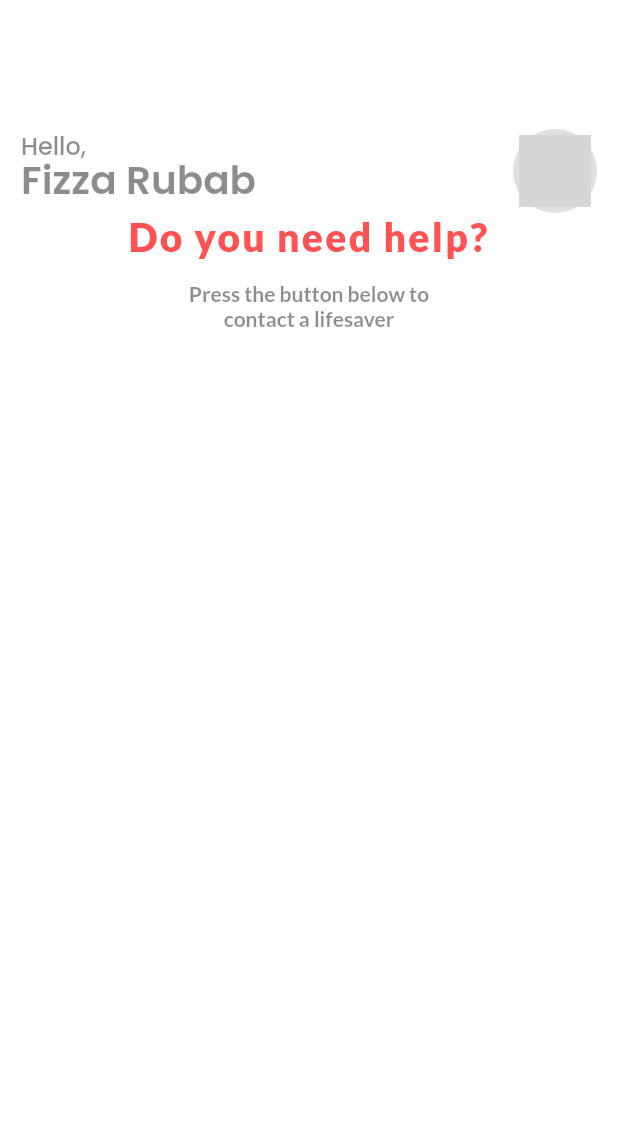
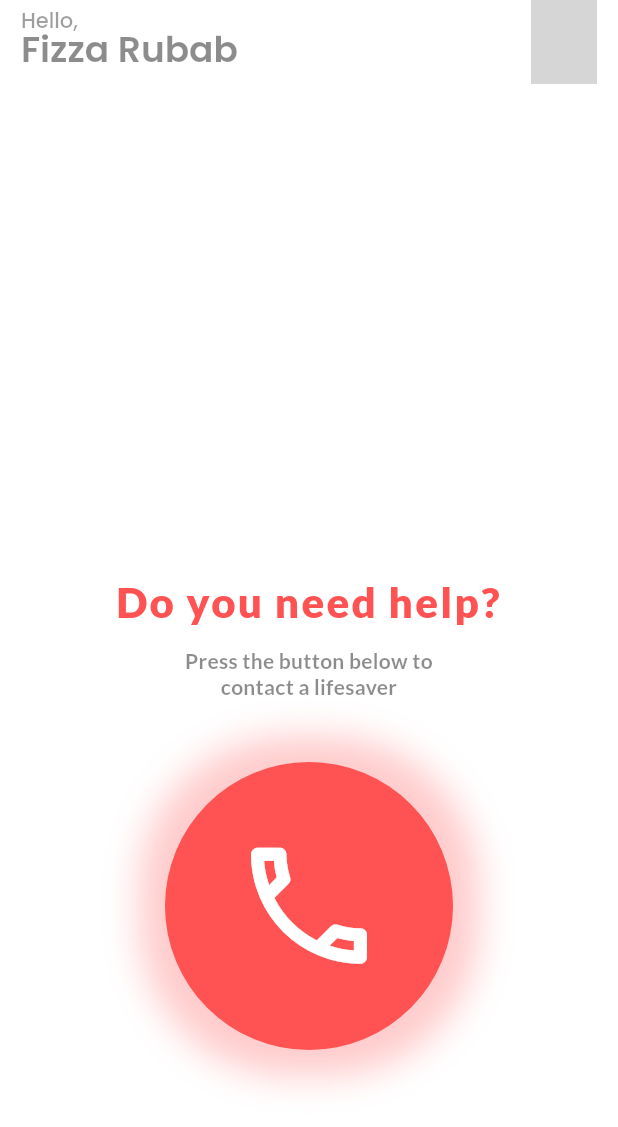
Before and after one commit to Fizza-Rubab/PLSP, a Flutter app: the Login screen opened directly, after a tap on "Login", on a phone screen of 412 x 824 dp. Shown: the top 1127 px of the screen. Run offline on Flutter 3.47's test engine with Material 2 defaults, Android fonts, the phone set to English and light mode, and no system bars; our stand-ins replace geolocator, google_fonts, google_maps_flutter, loading_animation_widget, location and 1 more; missing offline and left inert: dart:ffi, flutter_polyline_points, multi_language_json; accounts and stored records are empty; grey boxes are pictures that could not be loaded.

Commit message:
Tuesday Night Update

```diff
--- a/lib/Home/Citizen_Home.dart
+++ b/lib/Home/Citizen_Home.dart
@@ -1,56 +1,85 @@
+import 'package:flutter/services.dart';
 import 'package:google_fonts/google_fonts.dart';
 import 'package:flutter/material.dart';
 import 'package:google_maps/towards_emergency.dart';
 import '../input_design.dart';
 import '../constants.dart';
 import 'package:flutter/material.dart';
+import '../profile.dart';
 
-class Citizen_Home extends StatelessWidget {
-  const Citizen_Home({super.key});
+class CitizenHome extends StatelessWidget {
+  const CitizenHome({super.key});
 
   @override
   Widget build(BuildContext context) {
     return Scaffold(
-        body: Container(
-            height: double.infinity,
-            width: double.infinity,
-            padding: const EdgeInsets.fromLTRB(14, 86, 14, 14),
-            child: Column(
-              crossAxisAlignment: CrossAxisAlignment.center,
-              children: [
-                Row(
-                  crossAxisAlignment: CrossAxisAlignment.center,
-                  children: [
-                    RichText(
+      appBar: AppBar(
+          titleSpacing: 14,
+          backgroundColor: Colors.transparent,
+          automaticallyImplyLeading: false,
+          elevation: 0,
+          systemOverlayStyle: const SystemUiOverlayStyle(
+            statusBarColor: Colors.transparent,
+            statusBarIconBrightness: Brightness.dark,
+          ),
+          title: RichText(
               text: TextSpan(
                   text: "Hello,\n",
-                            style: GoogleFonts.poppins(fontSize: 16, fontWeight: FontWeight.w500, letterSpacing: 0, color: Colors.black45, height: 1.1),
+                  style: GoogleFonts.poppins(fontSize: 14, fontWeight: FontWeight.w500, letterSpacing: 0, color: Colors.black38, height: 1.1),
                   children: [
                 TextSpan(
                     text: "Fizza Rubab",
-                            style: GoogleFonts.poppins(fontSize: 26, fontWeight: FontWeight.w600, letterSpacing: 0, color: Colors.black45),
-                          )
+                    style: GoogleFonts.poppins(
+                      fontSize: 24,
+                      fontWeight: FontWeight.w600,
+                      letterSpacing: 0,
+                      color: Colors.black45,
+                    ))
               ])),
-                    const Spacer(),
-                    GestureDetector(
-                      onTap: () {},
+          actions: [
+            Padding(
+              padding: const EdgeInsets.symmetric(horizontal: 14),
+              child: GestureDetector(
+                onTap: () {
+                  Navigator.of(context).push(MaterialPageRoute(builder: (context) => const Profile()));
+                },
                 child: const CircleAvatar(
-                        radius: 28,
-                        backgroundColor: Colors.black12,
-                        child: CircleAvatar(
-                          radius: 24,
+                  radius: 22,
                   foregroundImage: AssetImage('assets/images/profileicon.png'),
                 ),
               ),
             )
           ],
           ),
+      body: CitizenHomeBody(),
+    );
+  }
+}
+
+class CitizenHomeBody extends StatefulWidget {
+  const CitizenHomeBody({super.key});
+
+  @override
+  State<CitizenHomeBody> createState() => _CitizenHomeBodyState();
+}
+
+class _CitizenHomeBodyState extends State<CitizenHomeBody> {
+  @override
+  Widget build(BuildContext context) {
+    return Container(
+        height: double.infinity,
+        width: double.infinity,
+        padding: const EdgeInsets.fromLTRB(14, 48, 14, 14),
+        child: Column(
+          crossAxisAlignment: CrossAxisAlignment.center,
+          children: [
+            const Spacer(),
             Padding(
               padding: const EdgeInsets.only(bottom: 14),
               child: Text(
                 "Do you need help?",
                 textAlign: TextAlign.center,
-                    style: GoogleFonts.lato(fontSize: 26, fontWeight: FontWeight.w900, letterSpacing: 1.5, color: PrimaryColor),
+                style: GoogleFonts.lato(fontSize: 28, fontWeight: FontWeight.w900, letterSpacing: 1.5, color: PrimaryColor),
               ),
             ),
             Padding(
@@ -58,9 +87,45 @@ class Citizen_Home extends StatelessWidget {
                 child: Text(
                   "Press the button below to\ncontact a lifesaver",
                   textAlign: TextAlign.center,
-                      style: GoogleFonts.lato(fontSize: 14, fontWeight: FontWeight.w700, letterSpacing: 0, color: Colors.black45),
-                    ))
+                  style: GoogleFonts.lato(fontSize: 14, fontWeight: FontWeight.w700, letterSpacing: 0.2, color: Colors.black45),
+                )),
+            Padding(
+              padding: const EdgeInsets.only(top: 14, bottom: 96),
+              child: Container(
+                height: MediaQuery.of(context).size.width / 2 + 14,
+                width: MediaQuery.of(context).size.width / 2 + 14,
+                decoration: BoxDecoration(
+                  color: Colors.transparent,
+                  borderRadius: const BorderRadius.all(Radius.circular(100)),
+                  boxShadow: [
+                    BoxShadow(
+                      color: Colors.redAccent.withOpacity(0.3),
+                      spreadRadius: 3,
+                      blurRadius: 20,
+                      offset: const Offset(0, 0),
+                    ),
                   ],
-            )));
+                ),
+                padding: const EdgeInsets.all(14),
+                child: SizedBox(
+                  height: MediaQuery.of(context).size.width / 2,
+                  width: MediaQuery.of(context).size.width / 2,
+                  child: FloatingActionButton(
+                    elevation: 0,
+                    backgroundColor: Colors.redAccent,
+                    foregroundColor: Colors.white,
+                    splashColor: Colors.orange.shade400,
+                    onPressed: () {},
+                    child: Icon(
+                      Icons.call_outlined,
+                      size: MediaQuery.of(context).size.width / 4,
+                    ),
+                  ),
+                ),
+              ),
+            ),
+            AnimatedContainer(duration: Duration.zero)
+          ],
+        ));
   }
 }
--- a/lib/Welcome/Login.dart
+++ b/lib/Welcome/Login.dart
@@ -41,7 +41,7 @@ class _LoginState extends State<Login> {
                   ),
                   Text(
                     "Please enter your credentials to login",
-                    style: GoogleFonts.lato(fontSize: 15, fontWeight: FontWeight.w400, letterSpacing: 0.4, color: Colors.black45),
+                    style: GoogleFonts.lato(fontSize: 15, fontWeight: FontWeight.w400, letterSpacing: 0.2, color: Colors.black45),
                   ),
                   SizedBox(height: MediaQuery.of(context).size.height * 0.125),
                   Padding(
@@ -87,7 +87,9 @@ class _LoginState extends State<Login> {
                     activeColor: PrimaryColor,
                     value: rememberFlag,
                     onChanged: ((value) {
-                      setState(() {});
+                      setState(() {
+                        rememberFlag = value!;
+                      });
                     }),
                   ),
                   const Spacer(),
@@ -97,7 +99,7 @@ class _LoginState extends State<Login> {
                       TextButton(
                           // icon: Icon(Icons.chevron_right),
                           onPressed: () {
-                            Navigator.of(context).push(MaterialPageRoute(builder: (context) => const Citizen_Home()));
+                            Navigator.of(context).push(MaterialPageRoute(builder: (context) => const CitizenHome()));
                           },
                           child: Row(children: [
                             Text(
--- a/lib/main.dart
+++ b/lib/main.dart
@@ -101,7 +101,6 @@ class MyApp extends StatelessWidget {
         ),
         textButtonTheme: TextButtonThemeData(
           style: TextButton.styleFrom(
-            // foregroundColor: PrimaryColor,
             shape: const StadiumBorder(),
           ),
         ),
--- a/lib/profile.dart
+++ b/lib/profile.dart
@@ -80,10 +80,7 @@ class _ProfileState extends State<Profile> {
               Icons.arrow_back,
               color: Colors.red,
             ),
-            onPressed: () => {
-              Navigator.of(context)
-                  .push(MaterialPageRoute(builder: (context) => LogIn()))
-            },
+            onPressed: () => {Navigator.of(context).push(MaterialPageRoute(builder: (context) => LogIn()))},
           ),
           elevation: 0,
           flexibleSpace: Padding(
```
Also changed, not shown: lib/Home/Citizen_Profile.dart (added, +10 -0 lines), lib/Welcome/Welcome.dart (+17 -12 lines). Lines whose indentation alone changed are shown as unchanged.
